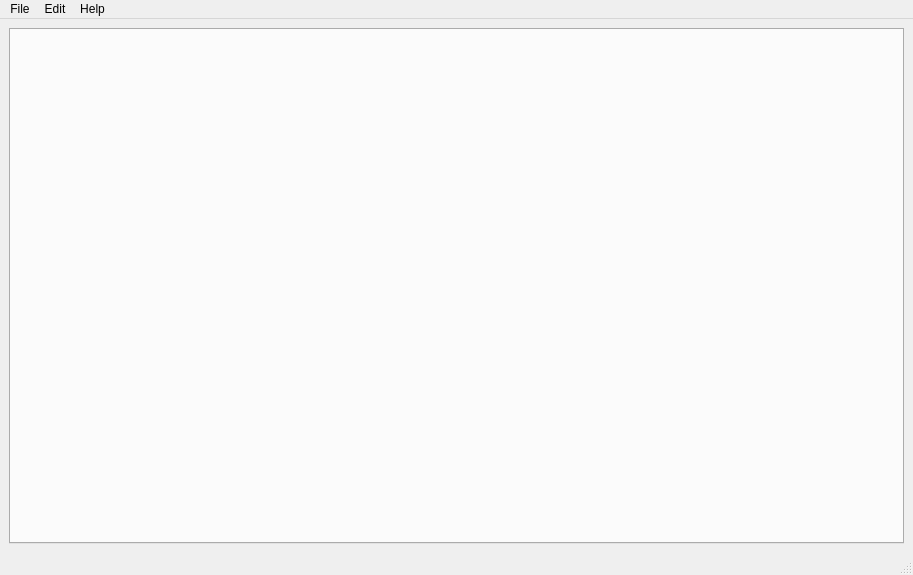
Above: resources/forms/MainWinDesign.ui from einaru/luma before the change. Below: the same form after it.
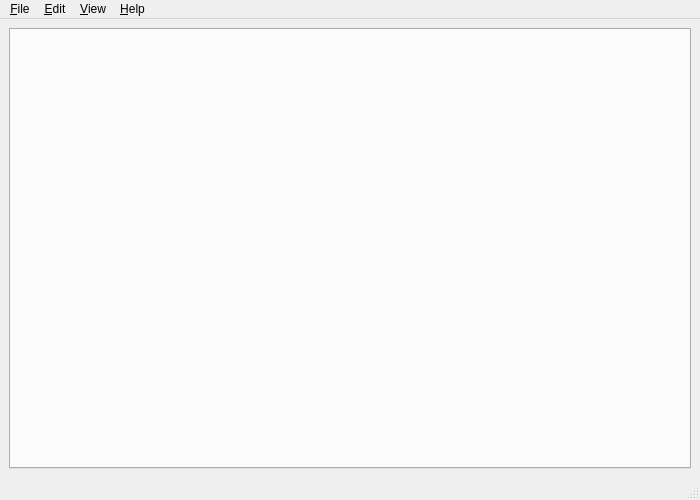
That is the form after the change.

```diff
--- a/resources/forms/MainWinDesign.ui
+++ b/resources/forms/MainWinDesign.ui
@@ -7,8 +7,8 @@
    <rect>
     <x>0</x>
     <y>0</y>
-    <width>913</width>
-    <height>575</height>
+    <width>700</width>
+    <height>500</height>
    </rect>
   </property>
   <property name="windowTitle">
@@ -29,13 +29,13 @@
     <rect>
      <x>0</x>
      <y>0</y>
-     <width>913</width>
-     <height>25</height>
+     <width>700</width>
+     <height>23</height>
     </rect>
    </property>
    <widget class="QMenu" name="menuFile">
     <property name="title">
-     <string>File</string>
+     <string>&amp;File</string>
     </property>
     <addaction name="actionShowLogger"/>
     <addaction name="separator"/>
@@ -46,7 +46,7 @@
    </widget>
    <widget class="QMenu" name="menuEdit">
     <property name="title">
-     <string>Edit</string>
+     <string>&amp;Edit</string>
     </property>
     <widget class="QMenu" name="menuLanguage">
      <property name="title">
@@ -64,12 +64,26 @@
    </widget>
    <widget class="QMenu" name="menuHelp">
     <property name="title">
-     <string>Help</string>
+     <string>&amp;Help</string>
     </property>
     <addaction name="actionAboutLuma"/>
    </widget>
+   <widget class="QMenu" name="menu_View">
+    <property name="title">
+     <string>&amp;View</string>
+    </property>
+    <addaction name="actionShowPluginList"/>
+    <addaction name="actionShowWelcomeTab"/>
+    <addaction name="separator"/>
+    <addaction name="actionShowToolbar"/>
+    <addaction name="actionShowStatusbar"/>
+    <addaction name="actionShowLogger"/>
+    <addaction name="separator"/>
+    <addaction name="actionFullscreen"/>
+   </widget>
    <addaction name="menuFile"/>
    <addaction name="menuEdit"/>
+   <addaction name="menu_View"/>
    <addaction name="menuHelp"/>
   </widget>
   <widget class="QStatusBar" name="statusBar"/>
```
Left out of the diff: 104 changed lines with no effect on the pictures.
